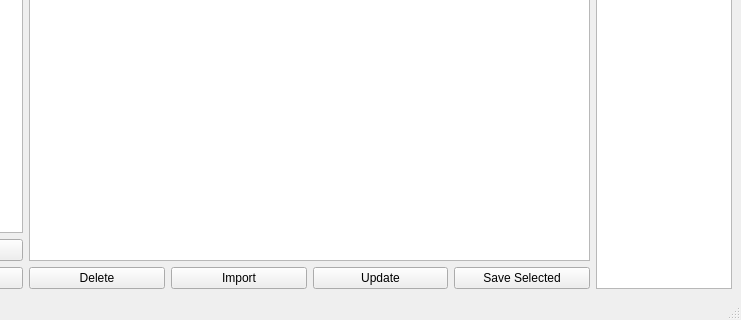
Before: the Qt Designer form python3.7libs/MatLib.ui in eglaubauf/egMatLib, drawn with Qt 5; both pictures show x 242 to 983 and y 516 to 836 of the 983 by 836 pixel window.
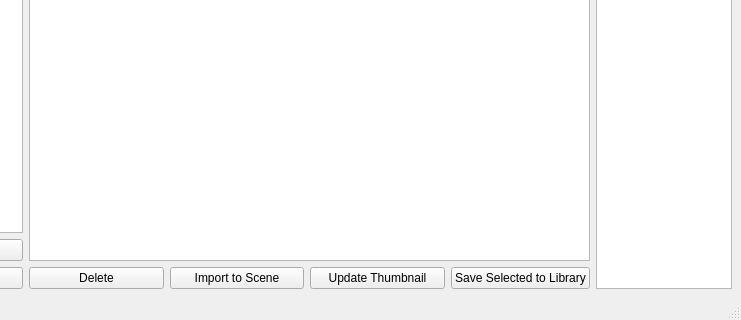
After: the same form once the commit is applied.

Commit message: Preferences Window, Right Click Menus, Fixes, Variable Iconsize, Variable Working Dirs

Diff of the .ui file:
```diff
--- a/python3.7libs/MatLib.ui
+++ b/python3.7libs/MatLib.ui
@@ -140,21 +140,21 @@
           <item>
            <widget class="QPushButton" name="btn_import">
             <property name="text">
-             <string>Import</string>
+             <string>Import to Scene</string>
             </property>
            </widget>
           </item>
           <item>
            <widget class="QPushButton" name="btn_update">
             <property name="text">
-             <string>Update</string>
+             <string>Update Thumbnail</string>
             </property>
            </widget>
           </item>
           <item>
            <widget class="QPushButton" name="btn_save">
             <property name="text">
-             <string>Save Selected</string>
+             <string>Save Selected to Library</string>
             </property>
            </widget>
           </item>
```
Left out of the diff: 68 changed lines with no effect on the pictures. The commit also changes 5 other files.
